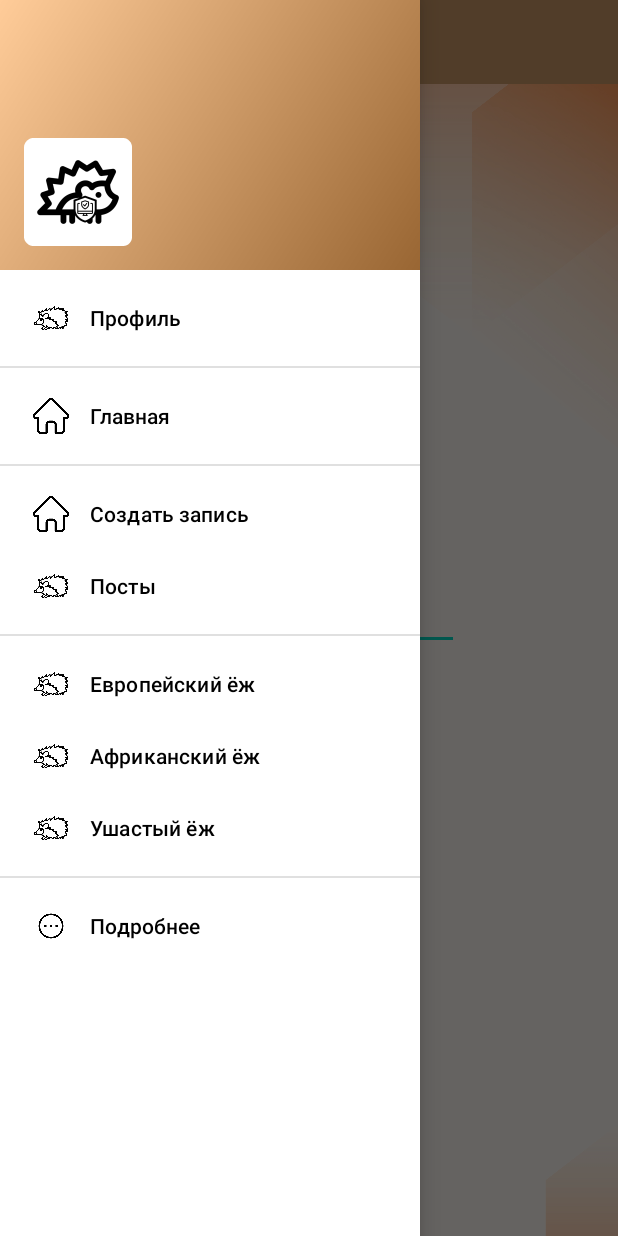
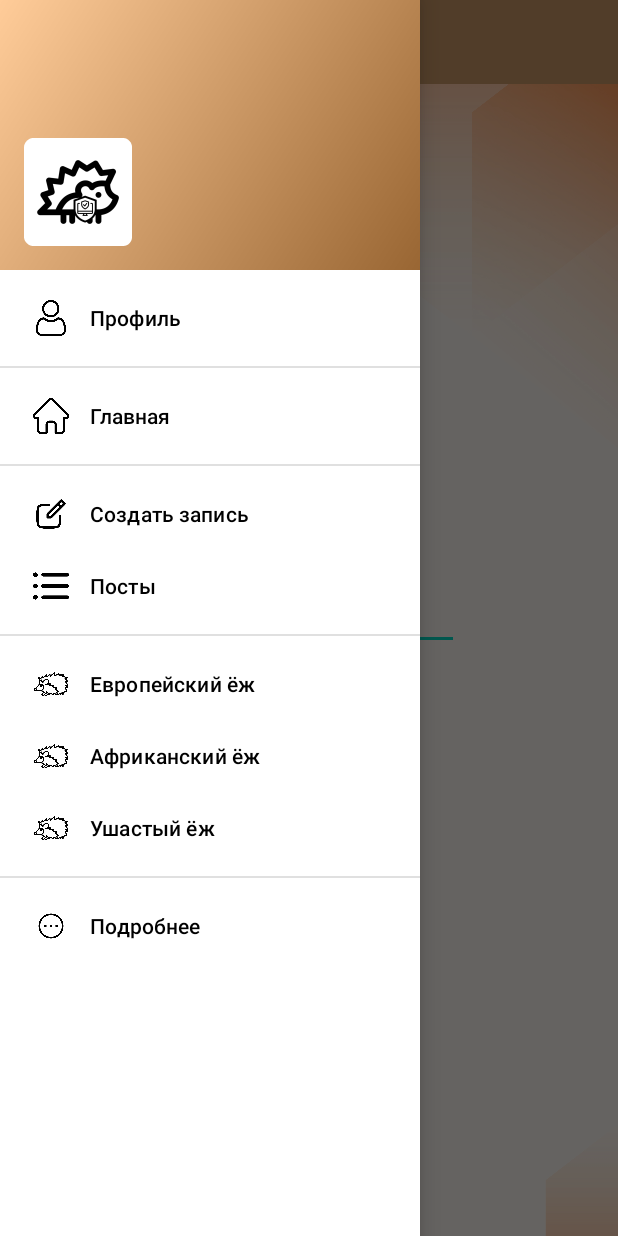
Before and after one commit to iozh11/IozhProjectV2, an Android app: the screen it shows after launch (MainActivity), with the side drawer open, on a phone screen of 412 x 824 dp. Run offline under Robolectric (Android 15) with nearby library versions, the phone set to English and light mode, and no system bars; our stand-ins replace navigation-ui.

Commit message:
4.1
исправлены картинки и добавлена возможность добавлять неограниченные по знакам посты

```diff
--- a/app/src/main/res/menu/activity_main_drawer.xml
+++ b/app/src/main/res/menu/activity_main_drawer.xml
@@ -9,7 +9,7 @@
 
         <item
             android:id="@+id/profileFragment"
-            android:icon="@drawable/hedgehog"
+            android:icon="@drawable/user"
             android:title="@string/menu_profile" />
 
     </group>
@@ -26,11 +26,11 @@
         android:id="@+id/post_label">
         <item
             android:id="@+id/nav_create_post"
-            android:icon="@drawable/home"
+            android:icon="@drawable/post"
             android:title="Создать запись" />
         <item
             android:id="@+id/nav_list_post"
-            android:icon="@drawable/hedgehog"
+            android:icon="@drawable/list"
             android:title="Посты"/>
 
 
--- a/app/src/main/res/navigation/mobile_navigation.xml
+++ b/app/src/main/res/navigation/mobile_navigation.xml
@@ -38,7 +38,7 @@
     <fragment
         android:id="@+id/nav_list_post"
         android:name="com.example.iozhproject.server.ui.post.PostListFragment"
-        android:label="Посты"
+        android:label="Записи"
         tools:layout="@layout/fragment_post_list" />
 
 <!--    <fragment-->
```
Also changed, not shown: app/src/main/res/drawable/list.png (added), app/src/main/res/drawable/post.png (added), app/src/main/res/drawable/user.png (added).
